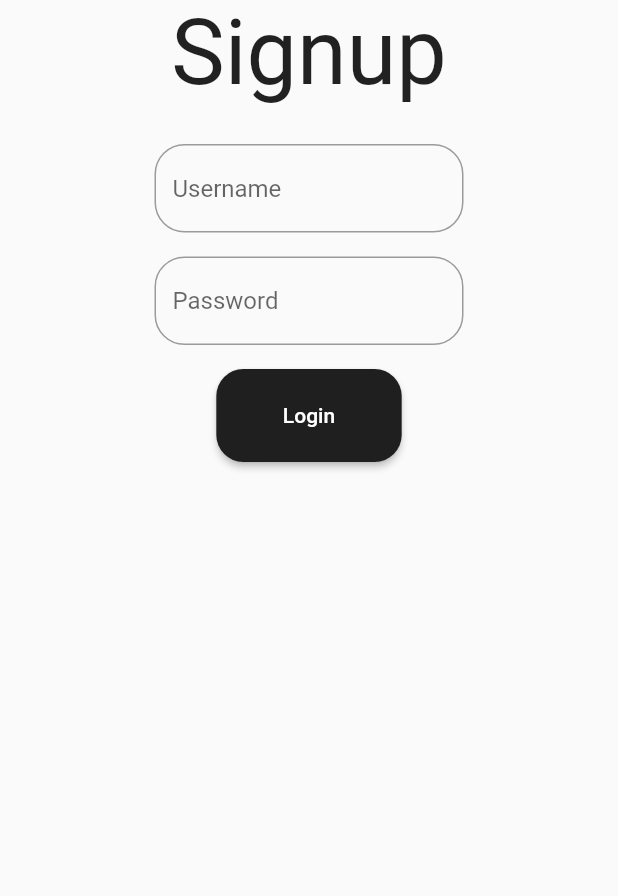
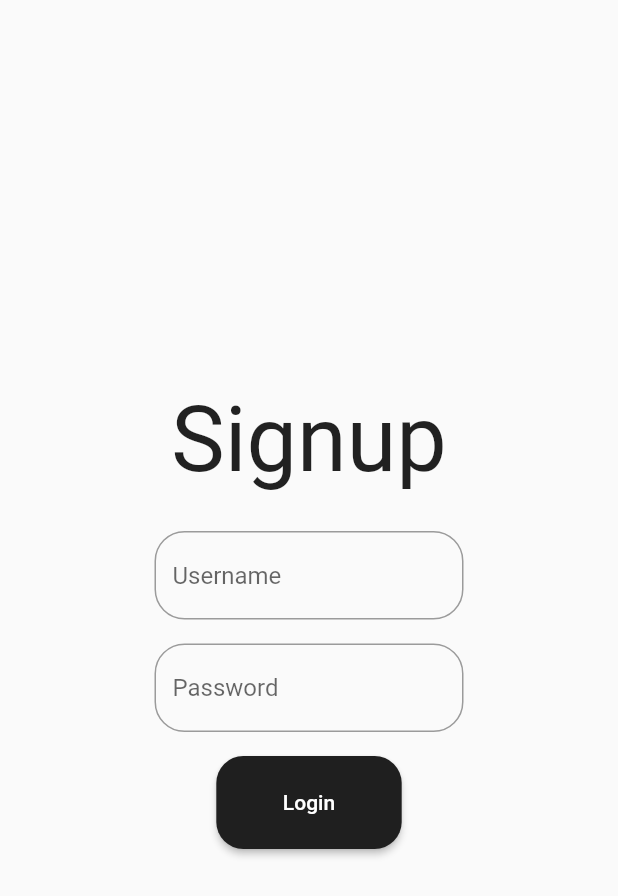
Before and after one commit to gnassro/KahlaBidha, a Flutter app: the screen it shows after launch, swiped to page 3, on a phone screen of 412 x 824 dp. Shown: the top 896 px of the screen. Run offline on Flutter 3.47's test engine with Material 2 defaults, Android fonts, the phone set to English and light mode, and no system bars; our stand-ins replace auto_size_text, google_fonts; missing offline and left inert: cupertino_rounded_corners; Roboto replaces fonts that are missing (Praise).

```diff
--- a/lib/components/signup_component.dart
+++ b/lib/components/signup_component.dart
@@ -9,7 +9,8 @@ class SignupComponent extends StatelessWidget {
 
   @override
   Widget build(BuildContext context) {
-    return ListView(
+    return Center(
+      child: ListView(
         shrinkWrap: true,
         children: [
           const Text('Signup',
@@ -76,6 +77,7 @@ class SignupComponent extends StatelessWidget {
             ),
           )
         ],
+      ),
     );
   }
 }
```
Lines whose indentation alone changed are shown as unchanged.
